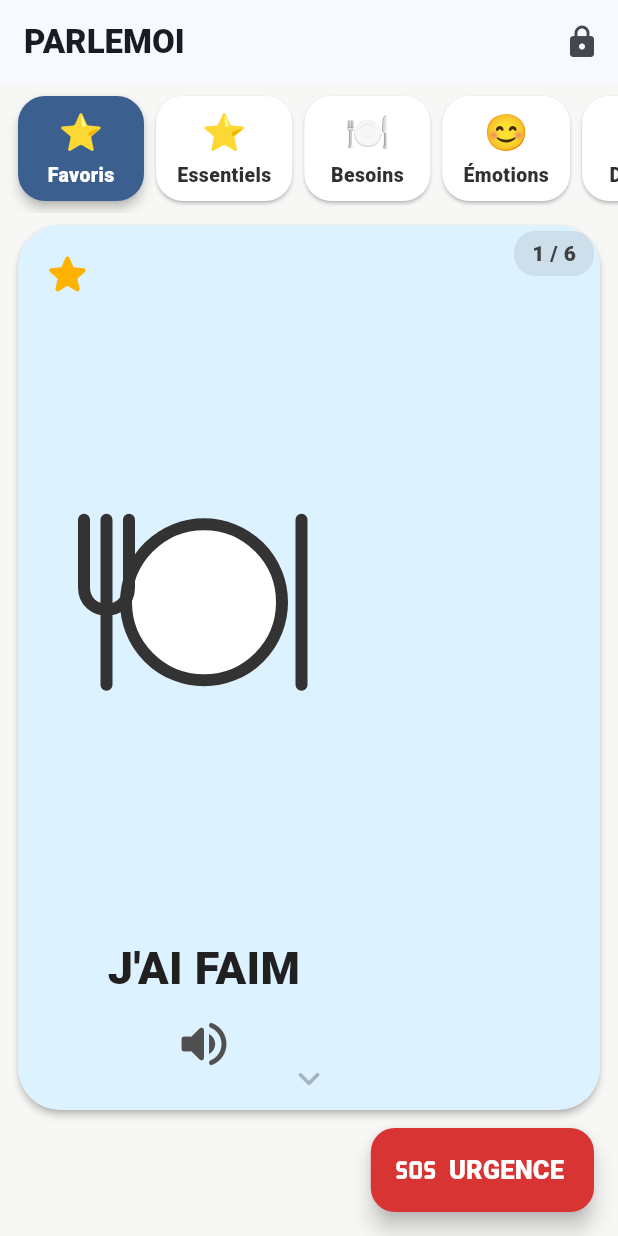
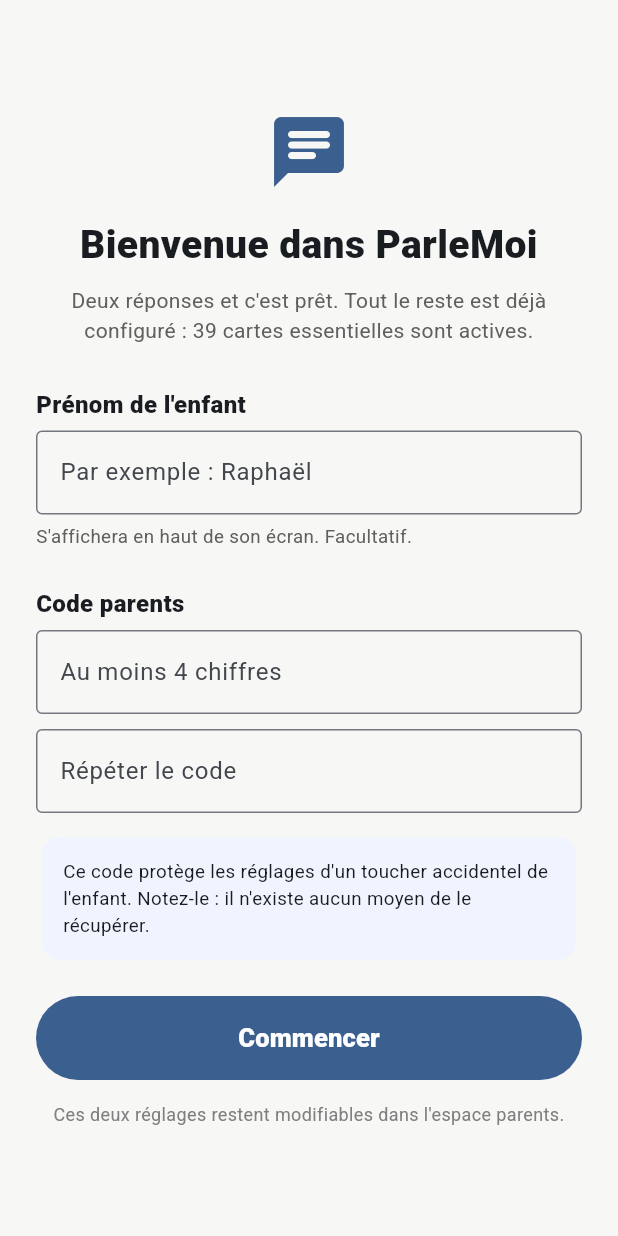
Before and after one commit to Thibault33320/parlemoi, a Flutter app: the screen it shows after launch, on a phone screen of 412 x 824 dp. Run offline on Flutter 3.47's test engine with Material 3 defaults, Android fonts, the phone set to English and light mode, and no system bars; our stand-ins replace audioplayers, flutter_svg, flutter_tts, image_picker, shared_preferences; missing offline and left inert: record.

Commit message:
Demander le prénom et le code parents à la première ouverture
Le code 2580 était le même pour tout le monde et écrit dans le mode d'emploi :
une protection qui ne protégeait rien. Un écran de bienvenue demande désormais
un code choisi par le parent, saisi deux fois, et le prénom de l'enfant.

- Affiché une seule fois, uniquement sur une installation neuve. Un appareil
  déjà configuré — celui de Raphaël comme toute configuration v2 antérieure —
  ne le voit jamais.
- Le prénom peut rester vide : seul « PARLEMOI » s'affiche alors.
- Rien d'autre n'est demandé : 39 cartes sont déjà actives, l'application est
  utilisable immédiatement.

Corrige aussi la réinitialisation, qui remettait le code à 2580 en silence :
un parent remettant ses cartes à zéro rouvrait sans le savoir son espace
parents avec le code d'usine. Le code et le prénom sont désormais conservés.

Mode d'emploi mis à jour en conséquence.

Co-Authored-By: Claude <noreply@anthropic.com>

```diff
--- a/lib/main.dart
+++ b/lib/main.dart
@@ -1,6 +1,7 @@
 import 'package:flutter/material.dart';
 
 import 'screens/home_screen.dart';
+import 'screens/setup_screen.dart';
 import 'services/catalogue_service.dart';
 import 'services/media_service.dart';
 import 'services/storage_service.dart';
@@ -111,14 +112,30 @@ class _BootstrapState extends State<_Bootstrap> {
 
         return AppScope(
           notifier: controller,
-          child: const HomeScreen(),
+          child: const _Racine(),
         );
       },
     );
   }
 }
 
-/// Ecran de repli. Un ecran blanc laisserait Thibault sans aucune piste.
+/// Aiguille vers l'ecran de bienvenue tant que l'application n'a pas ete mise
+/// en place, puis vers l'ecran de l'enfant.
+///
+/// Ce widget lit le controleur, donc il se reconstruit de lui-meme une fois la
+/// configuration initiale enregistree.
+class _Racine extends StatelessWidget {
+  const _Racine();
+
+  @override
+  Widget build(BuildContext context) {
+    return AppScope.of(context).needsSetup
+        ? const SetupScreen()
+        : const HomeScreen();
+  }
+}
+
+/// Ecran de repli. Un ecran blanc laisserait sans aucune piste.
 class _StartupError extends StatelessWidget {
   const _StartupError({required this.error, required this.onRetry});
 
--- a/lib/models/settings.dart
+++ b/lib/models/settings.dart
@@ -65,6 +65,7 @@ class Settings {
     required this.customCards,
     Map<String, CardMedia>? cardMedia,
     this.childName = '',
+    this.setupCompleted = false,
     this.pin = defaultPin,
     this.displayMode = DisplayMode.swipe,
     this.columns = 2,
@@ -91,6 +92,9 @@ class Settings {
       // Les configurations enregistrees avant l'ajout de ce reglage sont
       // celles de Raphael : on ne lui retire pas son prenom de l'ecran.
       childName: json['prenom'] as String? ?? 'Raphaël',
+      // Une configuration deja enregistree a forcement ete mise en place :
+      // on ne renvoie personne vers un ecran de bienvenue.
+      setupCompleted: json['configInitiale'] as bool? ?? true,
       pin: json['pin'] as String? ?? defaultPin,
       displayMode: DisplayMode.parse(json['affichage'] as String?),
       columns: json['colonnes'] as int? ?? 2,
@@ -116,6 +120,9 @@ class Settings {
   /// Prenom de l'enfant, affiche en haut de son ecran. Vide = non renseigne.
   String childName;
 
+  /// L'ecran de bienvenue a ete rempli : prenom et code parents sont choisis.
+  bool setupCompleted;
+
   String pin;
   DisplayMode displayMode;
   int columns;
@@ -133,6 +140,7 @@ class Settings {
         'cartesPerso': customCards.map((c) => c.toJson()).toList(),
         'medias': cardMedia.map((id, media) => MapEntry(id, media.toJson())),
         'prenom': childName,
+        'configInitiale': setupCompleted,
         'pin': pin,
         'affichage': displayMode.name,
         'colonnes': columns,
--- /dev/null
+++ b/lib/screens/setup_screen.dart
@@ -0,0 +1,203 @@
+import 'package:flutter/material.dart';
+import 'package:flutter/services.dart';
+
+import '../state/app_controller.dart';
+
+/// Ecran de bienvenue, affiche une seule fois a la premiere ouverture.
+///
+/// Il demande les deux seules choses que l'application ne peut pas deviner :
+/// le prenom de l'enfant et un code parents. Le reste est deja configure —
+/// 39 cartes essentielles sont actives — pour que l'application soit
+/// utilisable immediatement, sans reglage.
+class SetupScreen extends StatefulWidget {
+  const SetupScreen({super.key});
+
+  @override
+  State<SetupScreen> createState() => _SetupScreenState();
+}
+
+class _SetupScreenState extends State<SetupScreen> {
+  final _prenom = TextEditingController();
+  final _code = TextEditingController();
+  final _confirmation = TextEditingController();
+  String? _erreur;
+  bool _enCours = false;
+
+  @override
+  void dispose() {
+    _prenom.dispose();
+    _code.dispose();
+    _confirmation.dispose();
+    super.dispose();
+  }
+
+  Future<void> _valider() async {
+    final code = _code.text.trim();
+
+    if (code.length < 4) {
+      setState(() => _erreur = 'Le code doit faire au moins 4 chiffres.');
+      return;
+    }
+    if (int.tryParse(code) == null) {
+      setState(() => _erreur = 'Le code ne doit contenir que des chiffres.');
+      return;
+    }
+    if (code != _confirmation.text.trim()) {
+      setState(() => _erreur = 'Les deux codes ne sont pas identiques.');
+      return;
+    }
+
+    setState(() {
+      _erreur = null;
+      _enCours = true;
+    });
+
+    await AppScope.of(context).completeSetup(
+      childName: _prenom.text,
+      pin: code,
+    );
+    // Aucune navigation ici : l'application observe ce reglage et bascule
+    // d'elle-meme vers l'ecran de l'enfant.
+  }
+
+  @override
+  Widget build(BuildContext context) {
+    final primary = Theme.of(context).colorScheme.primary;
+
+    return Scaffold(
+      body: SafeArea(
+        child: Center(
+          child: SingleChildScrollView(
+            padding: const EdgeInsets.all(24),
+            child: ConstrainedBox(
+              constraints: const BoxConstraints(maxWidth: 460),
+              child: Column(
+                crossAxisAlignment: CrossAxisAlignment.stretch,
+                children: [
+                  Icon(Icons.chat_rounded, size: 56, color: primary),
+                  const SizedBox(height: 16),
+                  const Text(
+                    'Bienvenue dans ParleMoi',
+                    textAlign: TextAlign.center,
+                    style: TextStyle(fontSize: 26, fontWeight: FontWeight.w900),
+                  ),
+                  const SizedBox(height: 8),
+                  const Text(
+                    'Deux réponses et c\'est prêt. Tout le reste est déjà '
+                    'configuré : 39 cartes essentielles sont actives.',
+                    textAlign: TextAlign.center,
+                    style: TextStyle(fontSize: 14, color: Color(0xFF606060)),
+                  ),
+                  const SizedBox(height: 28),
+
+                  const Text(
+                    "Prénom de l'enfant",
+                    style: TextStyle(fontSize: 16, fontWeight: FontWeight.w900),
+                  ),
+                  const SizedBox(height: 6),
+                  TextField(
+                    controller: _prenom,
+                    textCapitalization: TextCapitalization.words,
+                    textInputAction: TextInputAction.next,
+                    decoration: const InputDecoration(
+                      hintText: 'Par exemple : Raphaël',
+                      border: OutlineInputBorder(),
+                    ),
+                    onChanged: (_) => setState(() {}),
+                  ),
+                  const SizedBox(height: 6),
+                  Text(
+                    _prenom.text.trim().isEmpty
+                        ? "S'affichera en haut de son écran. Facultatif."
+                        : 'Son écran affichera : '
+                            'PARLEMOI • ${_prenom.text.trim().toUpperCase()}',
+                    style: const TextStyle(
+                      fontSize: 12.5,
+                      color: Color(0xFF606060),
+                    ),
+                  ),
+
+                  const SizedBox(height: 24),
+                  const Text(
+                    'Code parents',
+                    style: TextStyle(fontSize: 16, fontWeight: FontWeight.w900),
+                  ),
+                  const SizedBox(height: 6),
+                  TextField(
+                    controller: _code,
+                    obscureText: true,
+                    keyboardType: TextInputType.number,
+                    textInputAction: TextInputAction.next,
+                    inputFormatters: [FilteringTextInputFormatter.digitsOnly],
+                    decoration: const InputDecoration(
+                      hintText: 'Au moins 4 chiffres',
+                      border: OutlineInputBorder(),
+                    ),
+                  ),
+                  const SizedBox(height: 10),
+                  TextField(
+                    controller: _confirmation,
+                    obscureText: true,
+                    keyboardType: TextInputType.number,
+                    inputFormatters: [FilteringTextInputFormatter.digitsOnly],
+                    decoration: const InputDecoration(
+                      hintText: 'Répéter le code',
+                      border: OutlineInputBorder(),
+                    ),
+                    onSubmitted: (_) => _valider(),
+                  ),
+
+                  const SizedBox(height: 12),
+                  const Card(
+                    color: Color(0xFFEFF4FF),
+                    elevation: 0,
+                    child: Padding(
+                      padding: EdgeInsets.all(14),
+                      child: Text(
+                        "Ce code protège les réglages d'un toucher accidentel "
+                        "de l'enfant. Notez-le : il n'existe aucun moyen de le "
+                        'récupérer.',
+                        style: TextStyle(fontSize: 12.5),
+                      ),
+                    ),
+                  ),
+
+                  if (_erreur != null)
+                    Padding(
+                      padding: const EdgeInsets.only(top: 10),
+                      child: Text(
+                        _erreur!,
+                        style: const TextStyle(
+                          color: Color(0xFFD93434),
+                          fontWeight: FontWeight.w700,
+                        ),
+                      ),
+                    ),
+
+                  const SizedBox(height: 20),
+                  FilledButton(
+                    onPressed: _enCours ? null : _valider,
+                    style: FilledButton.styleFrom(
+                      padding: const EdgeInsets.symmetric(vertical: 16),
+                    ),
+                    child: const Text(
+                      'Commencer',
+                      style: TextStyle(fontSize: 17, fontWeight: FontWeight.w900),
+                    ),
+                  ),
+                  const SizedBox(height: 14),
+                  const Text(
+                    'Ces deux réglages restent modifiables dans '
+                    "l'espace parents.",
+                    textAlign: TextAlign.center,
+                    style: TextStyle(fontSize: 12, color: Color(0xFF808080)),
+                  ),
+                ],
+              ),
+            ),
+          ),
+        ),
+      ),
+    );
+  }
+}
--- a/lib/services/storage_service.dart
+++ b/lib/services/storage_service.dart
@@ -43,10 +43,12 @@ class StorageService {
           ? {'faim', 'soif', 'pipi', 'popo', 'mal', 'parc'}
           : legacyFavorites.toSet(),
       customCards: [],
-      // Des favoris deja enregistres signent l'appareil de Raphael. Une
-      // installation neuve, elle, appartient a une autre famille : elle
-      // demarre sans prenom, que le parent renseignera.
+      // Des favoris deja enregistres signent l'appareil de Raphael : son
+      // application est deja en place, on ne lui redemande rien. Une
+      // installation neuve appartient a une autre famille et passera par
+      // l'ecran de bienvenue.
       childName: legacyFavorites.isEmpty ? '' : 'Raphaël',
+      setupCompleted: legacyFavorites.isNotEmpty,
       columns: prefs.getInt(_legacyColumnsKey) ?? 2,
       speechRate: prefs.getDouble(_legacySpeechRateKey) ?? 0.36,
     );
```
Also changed, not shown: lib/state/app_controller.dart (+21 -0 lines), 4 other files.
